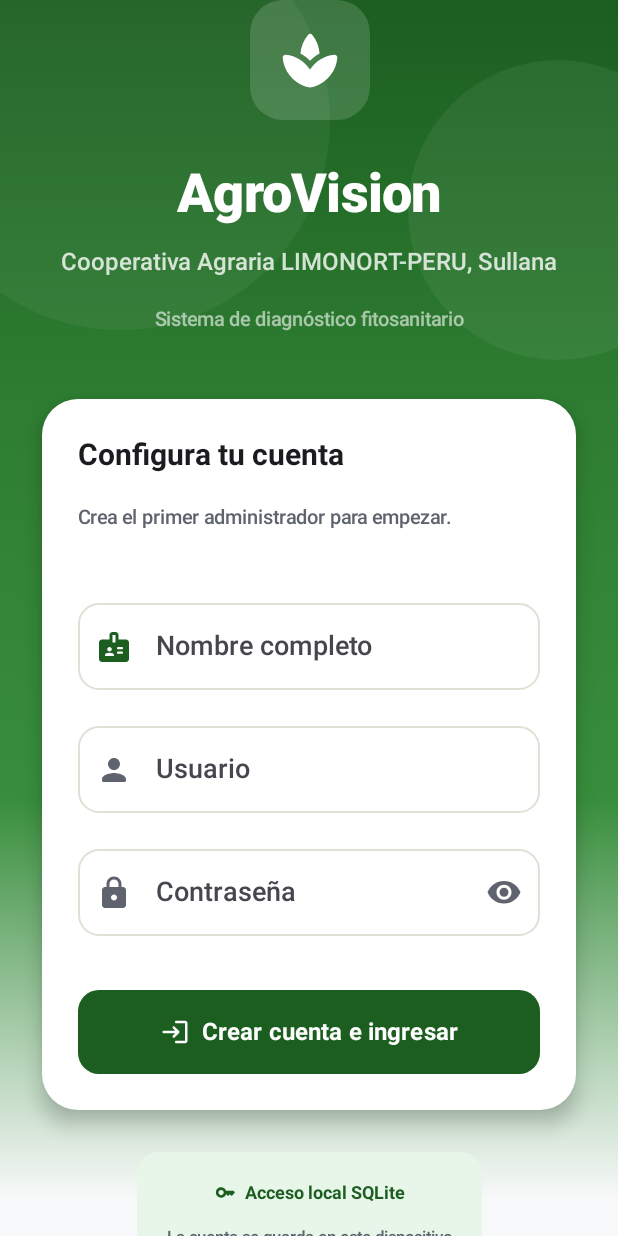
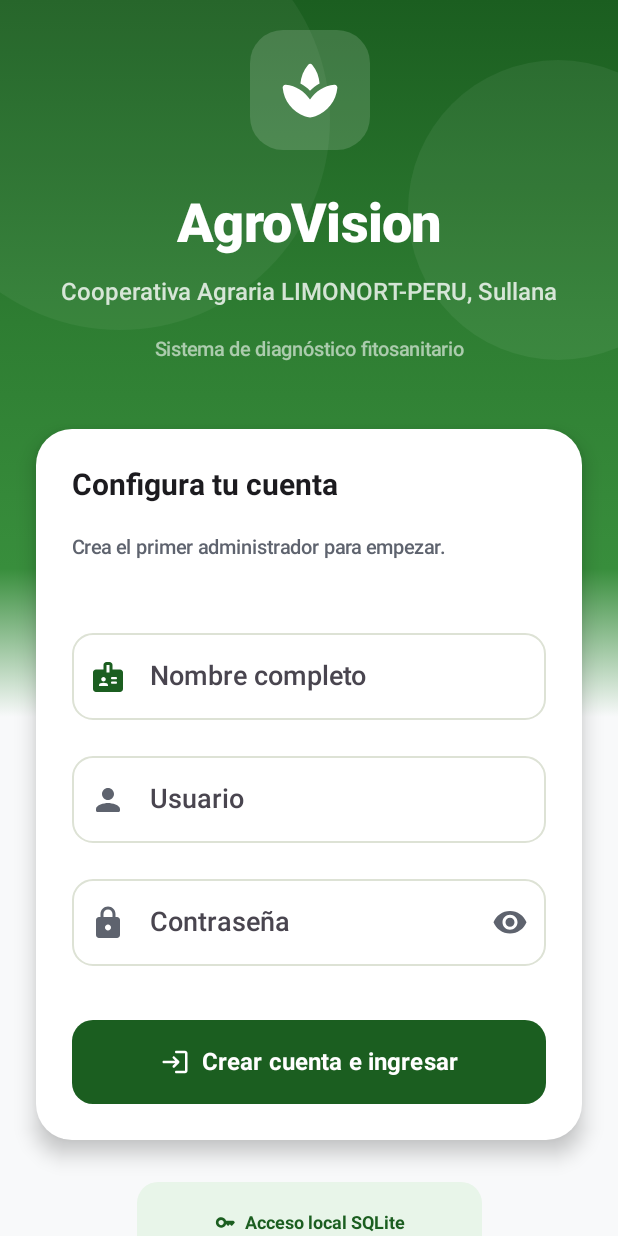
Before and after one commit to JosemiHk/AgrovisionLurin, an Android app built with Jetpack Compose: the screen it shows after launch (MainActivity), on a phone screen of 412 x 824 dp. Run offline under Robolectric (Android 15) with nearby library versions, the phone set to English and light mode, and no system bars; our stand-ins replace Room's generated code.

Commit message:
feat(ui): centrar y acotar ancho en Login, Inicio, Historial y Configuracion

```diff
--- a/app/src/main/java/pe/edu/upn/agrovisionlurin/presentation/login/LoginScreen.kt
+++ b/app/src/main/java/pe/edu/upn/agrovisionlurin/presentation/login/LoginScreen.kt
@@ -66,14 +66,13 @@ fun LoginScreen(
             .fillMaxSize()
             .background(
                 Brush.verticalGradient(
-                    colors = listOf(
-                        Color(0xFF1B5E20),
-                        Color(0xFF2E7D32),
-                        Color(0xFF388E3C),
-                        Color(0xFFF8F9FA)
-                    ),
-                    startY = 0f,
-                    endY = 1200f
+                    colorStops = arrayOf(
+                        0.0f to Color(0xFF1B5E20),
+                        0.26f to Color(0xFF2E7D32),
+                        0.46f to Color(0xFF388E3C),
+                        0.58f to Color(0xFFF8F9FA),
+                        1.0f to Color(0xFFF8F9FA)
+                    )
                 )
             )
     ) {
@@ -99,12 +98,17 @@ fun LoginScreen(
                 .fillMaxSize()
                 .imePadding()
                 .verticalScroll(rememberScrollState())
-                .statusBarsPadding()
-                .navigationBarsPadding()
-                .padding(horizontal = 28.dp),
+                .safeDrawingPadding()
+                .padding(horizontal = 24.dp, vertical = 20.dp),
             horizontalAlignment = Alignment.CenterHorizontally,
             verticalArrangement = Arrangement.Center
         ) {
+            Column(
+                modifier = Modifier
+                    .fillMaxWidth()
+                    .widthIn(max = 460.dp),
+                horizontalAlignment = Alignment.CenterHorizontally
+            ) {
 
             // ── Logo y Título ──────────────────────────────────────────────
             AnimatedVisibility(
@@ -403,6 +407,7 @@ fun LoginScreen(
                 fontSize = 11.sp,
                 color = Color(0xFF5E636E)
             )
+            }
         }
     }
 }
```
Also changed, not shown: app/src/main/java/pe/edu/upn/agrovisionlurin/presentation/dashboard/DashboardScreen.kt (+9 -4 lines), app/src/main/java/pe/edu/upn/agrovisionlurin/presentation/history/HistorySyncScreen.kt (+9 -4 lines), app/src/main/java/pe/edu/upn/agrovisionlurin/presentation/settings/SettingsScreen.kt (+13 -7 lines).
